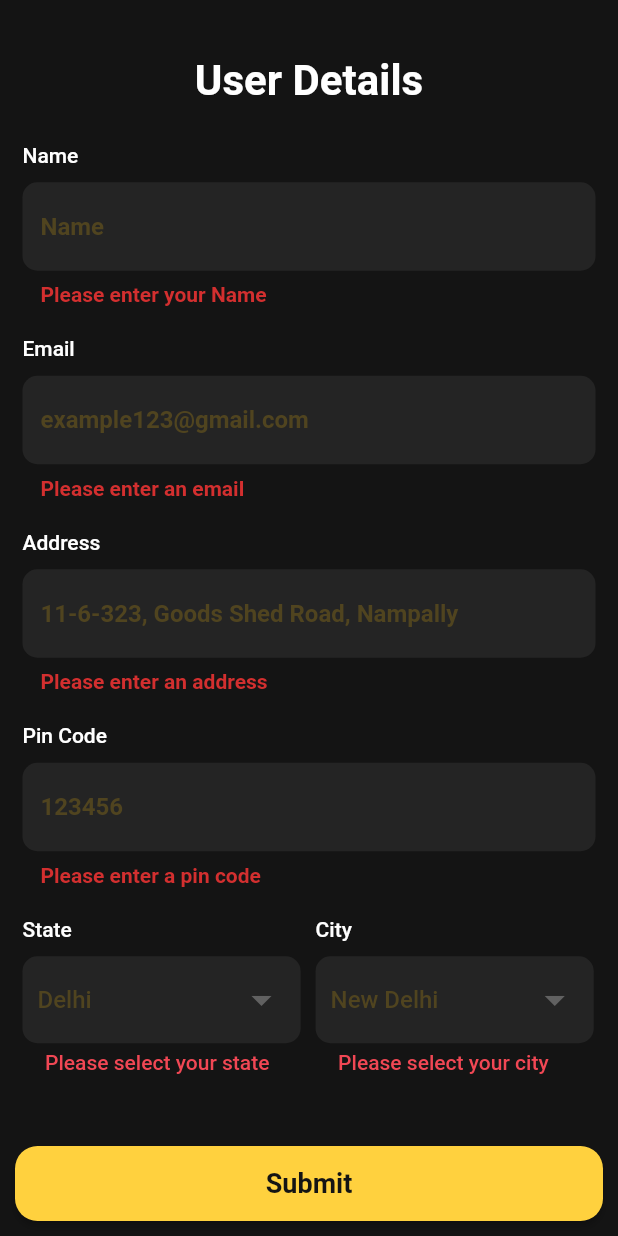
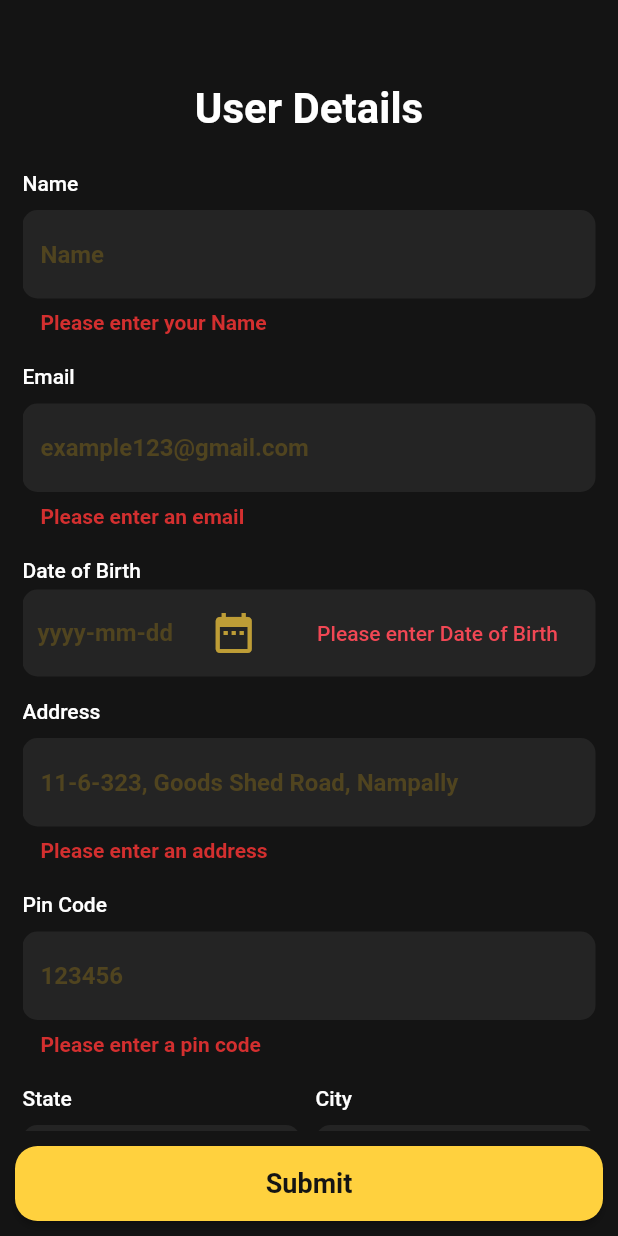
Before and after one commit to Satendra9984/Kanak_Marketplace_App, a Flutter app: the screen it shows after launch, after a tap on "Submit", on a phone screen of 412 x 824 dp. Run offline on Flutter 3.47's test engine with Material 2 defaults, Android fonts, the phone set to English and light mode, and no system bars; our stand-ins replace bloc, dotted_border, equatable, firebase_auth, fl_chart, flutter_bloc and 3 more; missing offline and left inert: amplify_api, amplify_auth_cognito, amplify_core, amplify_flutter, custom_timer; accounts and stored records are empty.

Commit message:
regist screen

```diff
--- a/lib/screens/registration/view/user_address.dart
+++ b/lib/screens/registration/view/user_address.dart
@@ -18,7 +18,7 @@ class _UserAddressPageState extends State<UserAddressPage> {
   final TextEditingController _addressCtrl = TextEditingController();
   final TextEditingController _stateCtrl = TextEditingController();
   final TextEditingController _cityCtrl = TextEditingController();
-  String? _state, _city;
+  String? _state, _city, _dob;
 
   final List<String> _statesList = states;
   final List<String> _cityList = [];
@@ -41,7 +41,7 @@ class _UserAddressPageState extends State<UserAddressPage> {
     _cityList.sort((a, b) => a.toLowerCase().compareTo(b.toLowerCase()));
   }
 
-  void fileterCitiesWithState(String state) {
+  void filterCitiesWithState(String state) {
     List<Map<String, dynamic>> list = stateCities.where((element) {
       return element['state'].toString().toLowerCase() == state.toLowerCase();
     }).toList();
@@ -55,10 +55,46 @@ class _UserAddressPageState extends State<UserAddressPage> {
     debugPrint(_cityList.toString());
   }
 
+  DateTime getEndDate() {
+    DateTime today = DateTime.now();
+    DateTime endDate = DateTime(
+      today.year - 18,
+      today.month,
+      today.day,
+      today.hour,
+      today.minute,
+      today.second,
+      today.millisecond,
+      today.microsecond,
+    );
+
+    return endDate;
+  }
+
+  DateTime getFirstDate() {
+    DateTime today = DateTime.now();
+    DateTime endDate = DateTime(
+      today.year - 100,
+      today.month,
+      today.day,
+      today.hour,
+      today.minute,
+      today.second,
+      today.millisecond,
+      today.microsecond,
+    );
+
+    return endDate;
+  }
+
   @override
   Widget build(BuildContext context) {
     return Scaffold(
       backgroundColor: background,
+      appBar: AppBar(
+        elevation: 0.0,
+        backgroundColor: background,
+      ),
       body: Form(
         key: _formKey,
         child: Container(
@@ -168,6 +204,89 @@ class _UserAddressPageState extends State<UserAddressPage> {
                     decoration: getInputDecoration('example123@gmail.com'),
                   ),
                 ),
+                const SizedBox(height: 10),
+
+                /// date of birth
+                Text(
+                  'Date of Birth',
+                  style: TextStyle(
+                    color: text500,
+                    fontSize: body2,
+                    fontWeight: FontWeight.w500,
+                  ),
+                ),
+                FormField(
+                  initialValue: _dob,
+                  validator: (dob) {
+                    if (dob == null || dob.isEmpty) {
+                      return 'Please enter Date of Birth';
+                    }
+                    return null;
+                  },
+                  builder: (formState) {
+                    return Container(
+                      margin: const EdgeInsets.symmetric(
+                          vertical: 5, horizontal: 0),
+                      padding: const EdgeInsets.symmetric(
+                          horizontal: 10, vertical: 5),
+                      decoration: BoxDecoration(
+                        borderRadius: BorderRadius.circular(10),
+                        color: text100,
+                      ),
+                      child: Row(
+                        mainAxisAlignment: MainAxisAlignment.spaceBetween,
+                        children: [
+                          Text(
+                            _dob == null ? 'yyyy-mm-dd' : _dob!,
+                            style: TextStyle(
+                              fontWeight: FontWeight.w600,
+                              fontSize: 16,
+                              color: _dob == null ? accentBG : accent2,
+                            ),
+                          ),
+                          IconButton(
+                            onPressed: () {
+                              showDatePicker(
+                                context: context,
+                                initialDate: getEndDate(),
+                                firstDate: getFirstDate(),
+                                lastDate: getEndDate(),
+                              ).then((value) {
+                                if (value != null) {
+                                  setState(() {
+                                    _dob =
+                                        '${value.year}-${value.month}-${value.day}';
+                                  });
+                                  debugPrint(_dob);
+                                  formState.didChange(_dob);
+                                }
+                              });
+                            },
+                            icon: Icon(
+                              Icons.date_range,
+                              color: accent2.withOpacity(0.7),
+                              size: 32,
+                            ),
+                          ),
+                          if (formState.hasError)
+                            Padding(
+                              padding:
+                                  const EdgeInsets.symmetric(horizontal: 15),
+                              child: Text(
+                                formState.errorText.toString(),
+                                style: TextStyle(
+                                  color: error,
+                                  fontSize: body2,
+                                  fontWeight: FontWeight.w500,
+                                ),
+                              ),
+                            ),
+                        ],
+                      ),
+                    );
+                  },
+                ),
+
                 const SizedBox(height: 10),
 
                 /// address
@@ -317,7 +436,7 @@ class _UserAddressPageState extends State<UserAddressPage> {
                                   if (value != null) {
                                     setState(() {
                                       _state = value;
-                                      fileterCitiesWithState(value);
+                                      filterCitiesWithState(value);
                                     });
                                   }
                                   formState.didChange(_state);
```
Also changed, not shown: lib/utils/http_requests.dart (added, +7 -0 lines).
